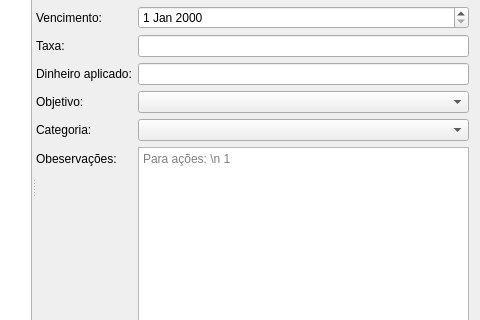
This is forms/assetEditor.ui in gusttav-lang/Financial-Controller as Qt 5 draws it before an edit; both pictures show x 288 to 768 and y 90 to 410 of the 768 by 554 pixel window. The edited form follows.
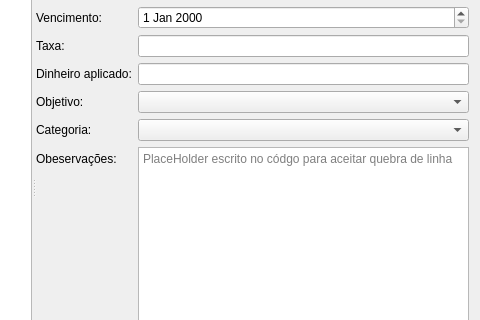
This is the edited form.

What changed in the file:
```diff
--- a/forms/assetEditor.ui
+++ b/forms/assetEditor.ui
@@ -136,7 +136,7 @@
        <item row="8" column="1">
         <widget class="QPlainTextEdit" name="plainTextEdit_obs">
          <property name="placeholderText">
-          <string>Para ações: \n 1</string>
+          <string>PlaceHolder escrito no códgo para aceitar quebra de linha</string>
          </property>
         </widget>
        </item>
```
